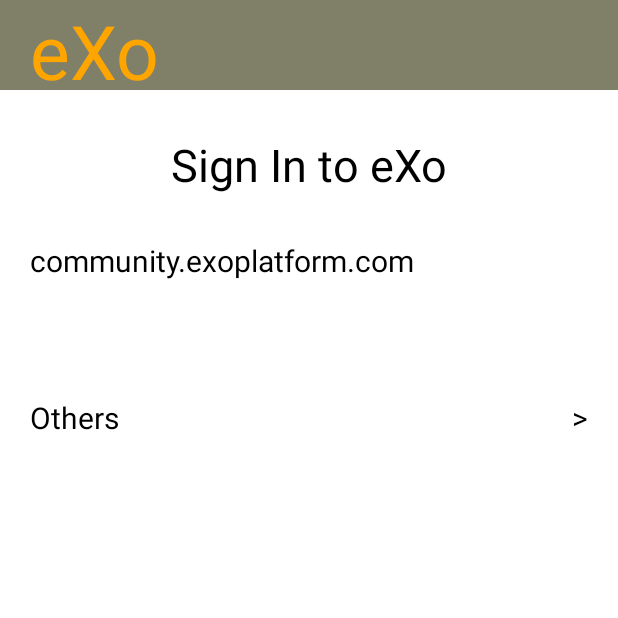
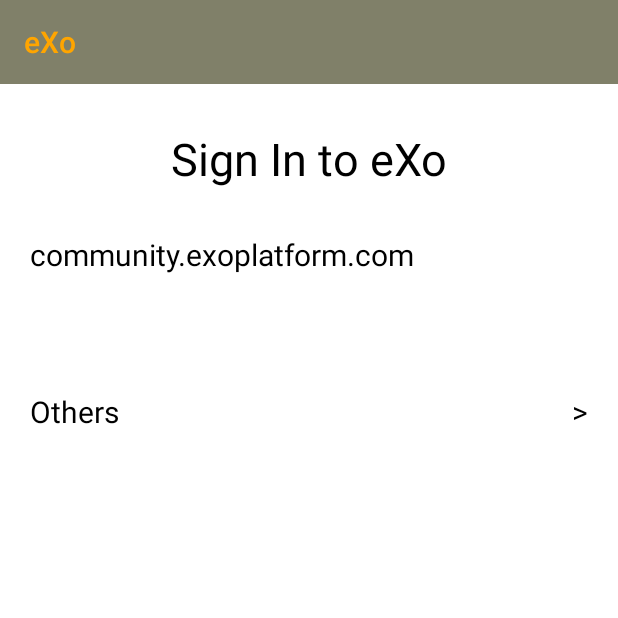
Before and after one commit to exoplatform/exo-android, an Android app: the screen it shows after launch (ConnectServerActivity), on a phone screen of 412 x 824 dp, the top half of it. Run offline under Robolectric (Android 15) with nearby library versions, the phone set to English and light mode, and no system bars.

Commit message:
imprvm: server model + OnEditorActionListener + intercept logout + actionbar w Up

```diff
--- a/app/src/main/java/org/exoplatform/exohybridapp/ConnectServerActivity.java
+++ b/app/src/main/java/org/exoplatform/exohybridapp/ConnectServerActivity.java
@@ -3,6 +3,7 @@
 import android.content.Intent;
 import android.os.Bundle;
 import android.support.v7.app.AppCompatActivity;
+import android.support.v7.widget.Toolbar;
 import android.util.Log;
 import android.view.View;
 import android.widget.TextView;
@@ -20,11 +21,15 @@
   TextView            defaultServerView;
   ServerManagerImpl   serverManager;
   Server              defaultServer;
+  Toolbar             toolbar;
 
   @Override
   public void onCreate(Bundle savedInstanceState) {
     super.onCreate(savedInstanceState);
-    setContentView(R.layout.connect_server_layout);
+    setContentView(R.layout.main);
+    toolbar = (Toolbar) findViewById(R.id.main_toolbar);
+    setSupportActionBar(toolbar);
+    getSupportActionBar().getThemedContext().setTheme(R.style.ActionBarTheme);
     defaultServerView = (TextView)findViewById(R.id.default_server);
     serverManager = new ServerManagerImpl(getSharedPreferences(App.SHARED_PREFERENCES_NAME, 0));
 
@@ -41,7 +46,7 @@
     defaultServerView.setOnClickListener(new View.OnClickListener() {
       @Override
       public void onClick(View v) {
-        String url = defaultServer.getUrl();
+        String url = defaultServer.getUrl().toString();
         Intent intent = new Intent(ConnectServerActivity.this, WebViewActivity.class);
         intent.putExtra(WebViewActivity.RECEIVED_INTENT_KEY, url);
         ConnectServerActivity.this.startActivity(intent);
--- a/app/src/main/java/org/exoplatform/exohybridapp/ServerAdapter.java
+++ b/app/src/main/java/org/exoplatform/exohybridapp/ServerAdapter.java
@@ -41,13 +41,13 @@
       @Override
       public void openWebView(View v, int position) {
         Intent intent = new Intent(ServerAdapter.this.context, WebViewActivity.class);
-        intent.putExtra(WebViewActivity.RECEIVED_INTENT_KEY, ServerAdapter.this.servers.get(position).getUrl());
+        intent.putExtra(WebViewActivity.RECEIVED_INTENT_KEY, ServerAdapter.this.servers.get(position).getUrl().toString());
         ServerAdapter.this.context.startActivity(intent);
       }
 
       @Override
       public void deleteServer(View v, int position) {
-        final String url = servers.get(position).getUrl();
+        final String url = servers.get(position).getUrl().toString();
         AlertDialog.Builder builder = new AlertDialog.Builder(v.getContext());
         builder.setMessage("Delete " + url + "?");
         builder.setNegativeButton("Cancel", null);
--- a/app/src/main/java/org/exoplatform/exohybridapp/model/Server.java
+++ b/app/src/main/java/org/exoplatform/exohybridapp/model/Server.java
@@ -1,6 +1,7 @@
 package org.exoplatform.exohybridapp.model;
 
 import java.io.Serializable;
+import java.net.MalformedURLException;
 import java.net.URL;
 import java.util.Comparator;
 
@@ -11,15 +12,15 @@
 
   public static final String  UUID = "42L";
 
-  private String              url;              //"http(s)://host(:port)"
+  private URL                 url;              //"http(s)://host(:port)"
   private Long                lastVisited;
   private String              lastLogin;        //can be used to store username
 
-  public String getUrl() {
+  public URL getUrl() {
     return url;
   }
 
-  public void setUrl(String url) {
+  public void setUrl(URL url) {
     this.url = url;
   }
 
@@ -39,23 +40,23 @@
     this.lastLogin = lastLogin;
   }
 
-  public Server(URL url, Long lastVisited, String lastLogin) {
-    this.url = format(url);
+  public Server(URL url, Long lastVisited, String lastLogin) throws MalformedURLException {
+    this.url = new URL(format(url));
     this.lastVisited = lastVisited;
     this.lastLogin = lastLogin;
   }
 
-  public Server(URL url) {
+  public Server(URL url) throws MalformedURLException {
     this(url, -1L, "");
   }
 
-  public Server(URL url, Long lastVisited) {
+  public Server(URL url, Long lastVisited) throws MalformedURLException {
     this(url, lastVisited, "");
   }
 
   public String getShortUrl() {
-    int i = url.lastIndexOf("/");
-    return url.substring(i + 1);
+    int i = url.toString().lastIndexOf("/");
+    return url.toString().substring(i + 1);
   }
 
   public static String format(URL url) {
--- a/app/src/main/res/layout/connect_server_layout.xml
+++ b/app/src/main/res/layout/main.xml
@@ -1,10 +1,22 @@
 <?xml version="1.0" encoding="utf-8"?>
 <LinearLayout xmlns:android="http://schemas.android.com/apk/res/android"
+  xmlns:app="http://schemas.android.com/apk/res-auto"
   android:layout_width="match_parent"
   android:layout_height="match_parent"
   android:orientation="vertical"
   android:background="#ffffff">
 
+  <android.support.v7.widget.Toolbar
+    android:id="@+id/main_toolbar"
+    android:layout_height="wrap_content"
+    android:layout_width="match_parent"
+    android:minHeight="?android:attr/actionBarSize"
+    android:textColor="#ffa500"
+    android:background="#808069"
+    app:titleTextColor="#ffa500">
+  </android.support.v7.widget.Toolbar>
+
+  <!--
   <TextView
     android:layout_width="match_parent"
     android:layout_height="60dp"
@@ -14,6 +26,7 @@
     android:paddingLeft="20sp"
     android:background="#808069"
     android:gravity="center_vertical" />
+  -->
 
   <TextView
     android:layout_width="match_parent"
--- a/app/src/main/res/values/styles.xml
+++ b/app/src/main/res/values/styles.xml
@@ -2,6 +2,20 @@
 
   <!-- Base application theme. -->
   <style name="MainTheme" parent="Theme.AppCompat.NoActionBar"></style>
+  <style name="ActionBarTheme" parent="AppTheme">
+    <item name="android:actionMenuTextColor">#ffa500</item>
+    <item name="android:actionMenuTextAppearance">@style/ActionBarTheme.MenuTextStyle</item>
+    <item name="android:titleTextStyle">@style/ActionBarTheme.TitleTextStyle</item>
+    <item name="titleTextStyle">@style/ActionBarTheme.TitleTextStyle</item>
+    <item name="subtitleTextStyle">@style/ActionBarTheme.TitleTextStyle</item>
+  </style>
+  <style name="ActionBarTheme.MenuTextStyle">
+    <item name="android:textAllCaps">false</item>
+    <item name="android:textSize">14sp</item>
+  </style>
+  <style name="ActionBarTheme.TitleTextStyle" parent="@style/TextAppearance.AppCompat.Widget.ActionBar.Title">
+    <item name="android:textColor">#ffa500</item>
+  </style>
   <style name="AppTheme" parent="Theme.AppCompat.Light.DarkActionBar">
     <!-- Customize your theme here. -->
     <item name="colorPrimary">@color/colorPrimary</item>
```
Also changed, not shown: app/build.gradle (+5 -5 lines), app/src/main/AndroidManifest.xml (+9 -8 lines), app/src/main/java/org/exoplatform/exohybridapp/ServerActivity.java (+30 -7 lines), app/src/main/java/org/exoplatform/exohybridapp/WebViewActivity.java (+14 -5 lines), app/src/main/res/layout/server.xml (renamed from app/src/main/res/layout/server_layout.xml, +15 -1 lines), app/src/main/res/layout/webview.xml (renamed from app/src/main/res/layout/main_activity.xml), 1 other file.
